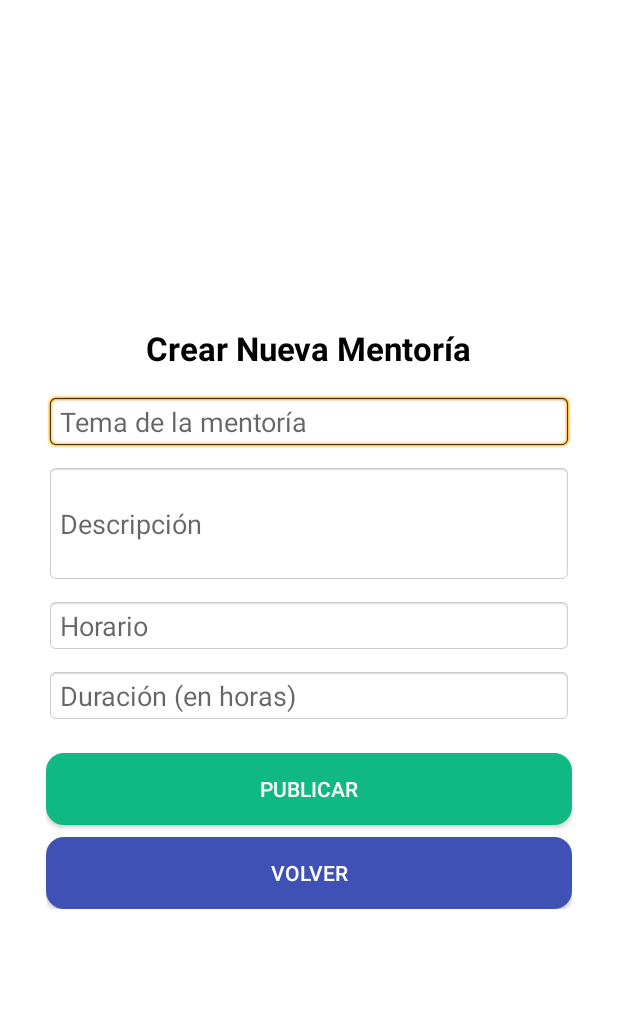
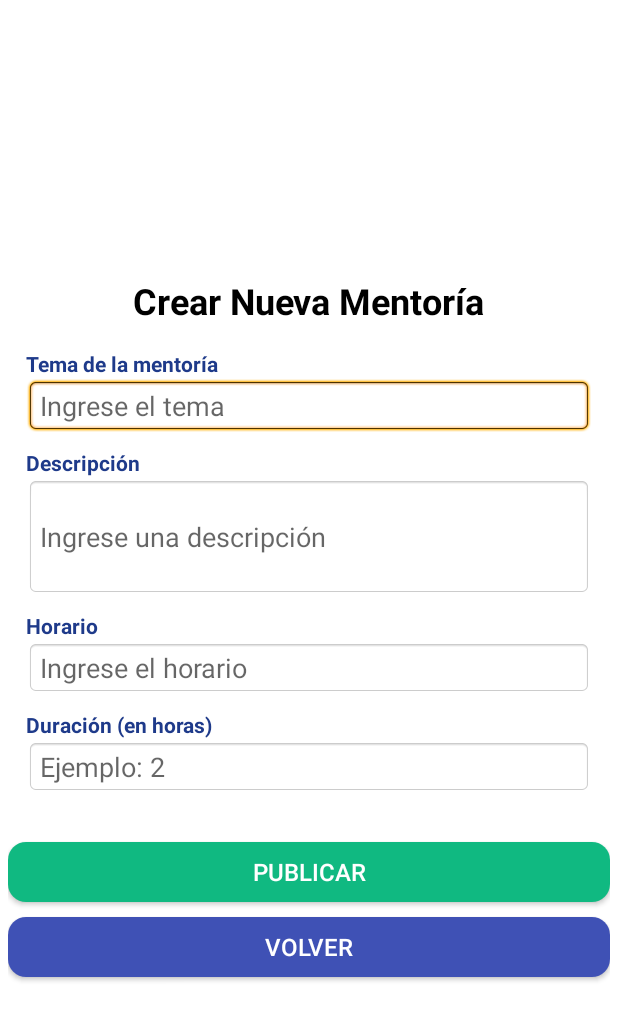
Before and after one commit to gabrielleal23/ConectandoApp, an Android app built with Jetpack Compose: the CrearMentoriaActivity screen opened directly, with no data from a screen before it, on a phone screen of 412 x 824 dp. Shown: the top 1021 px of the screen. Run offline under Robolectric (Android 15) with nearby library versions, the phone set to English and light mode, and no system bars; our stand-ins replace Firebase (no records; nobody signed in at launch, a user with empty details on screens opened directly).

Commit message:
Actualizacion para app en huawei modo mentor completa

```diff
--- a/app/src/main/java/com/example/conectandoapp/MentorActivity.kt
+++ b/app/src/main/java/com/example/conectandoapp/MentorActivity.kt
@@ -29,7 +29,6 @@ class MentorActivity : AppCompatActivity() {
         setContentView(R.layout.activity_mentors)
 
         mentorName = findViewById(R.id.mentorName)
-        mentorExperience = findViewById(R.id.mentorExperience)
         btnStudents = findViewById(R.id.btnStudents)
         btnMentorProfile = findViewById(R.id.btnMentorProfile)
         btnSupport = findViewById(R.id.btnSupport)
--- a/app/src/main/res/layout-ldltr/activity_agregar_contenido_mentoria.xml
+++ b/app/src/main/res/layout-ldltr/activity_agregar_contenido_mentoria.xml
@@ -14,7 +14,7 @@
         android:layout_width="match_parent"
         android:layout_height="wrap_content"
         android:text="Contenidos de Mentoría"
-        android:layout_marginTop="70dp"
+        android:layout_marginTop="10dp"
         android:textSize="24sp"
         android:textStyle="bold"
         android:textColor="@android:color/black"
@@ -43,8 +43,7 @@
         android:backgroundTint="#3F51B5"
         android:textColor="@android:color/white"
         android:background="@drawable/boton_gradiente"
-        android:textStyle="bold"
-        android:padding="12dp"
+        android:textSize="16sp"
         android:layout_marginTop="4dp"
         android:layout_marginBottom="8dp"
         android:elevation="4dp" />
--- a/app/src/main/res/layout-ldltr/activity_crear_mentoria.xml
+++ b/app/src/main/res/layout-ldltr/activity_crear_mentoria.xml
@@ -18,7 +18,7 @@
             android:layout_width="match_parent"
             android:layout_height="wrap_content"
             android:orientation="vertical"
-            android:padding="25dp"
+            android:padding="12dp"
             android:gravity="bottom">
 
             <TextView
@@ -26,69 +26,101 @@
                 android:layout_width="wrap_content"
                 android:layout_height="wrap_content"
                 android:text="Crear Mentoría"
-        android:textSize="22sp"
+                android:textSize="24sp"
                 android:textStyle="bold"
                 android:layout_gravity="center"
                 android:textColor="@color/black"
                 android:paddingBottom="16dp" />
 
+            <!-- Etiqueta Tema -->
+            <TextView
+                android:layout_width="wrap_content"
+                android:layout_height="wrap_content"
+                android:text="Tema de la mentoría"
+                android:textStyle="bold"
+                android:textColor="@color/suave_texto" />
             <EditText
                 android:id="@+id/etTema"
                 android:layout_width="match_parent"
                 android:layout_height="wrap_content"
-        android:hint="Tema de la mentoría"
+                android:hint="Ingrese el tema"
                 android:background="@android:drawable/editbox_background"
                 android:inputType="text"
-        />
+                android:layout_marginBottom="10dp" />
 
+            <!-- Etiqueta Descripción -->
+            <TextView
+                android:layout_width="wrap_content"
+                android:layout_height="wrap_content"
+                android:text="Descripción"
+                android:textStyle="bold"
+                android:textColor="@color/suave_texto"/>
             <EditText
                 android:id="@+id/etDescripcion"
                 android:layout_width="match_parent"
                 android:layout_height="wrap_content"
-        android:hint="Descripción"
+                android:hint="Ingrese una descripción"
                 android:inputType="textMultiLine"
                 android:background="@android:drawable/editbox_background"
                 android:minLines="3"
-        android:layout_marginTop="10dp"/>
+                android:layout_marginBottom="10dp" />
 
+            <!-- Etiqueta Horario -->
+            <TextView
+                android:layout_width="wrap_content"
+                android:layout_height="wrap_content"
+                android:text="Horario"
+                android:textStyle="bold"
+                android:textColor="@color/suave_texto" />
             <EditText
                 android:id="@+id/etHorario"
                 android:layout_width="match_parent"
                 android:layout_height="wrap_content"
-        android:hint="Horario"
+                android:hint="Ingrese el horario"
                 android:background="@android:drawable/editbox_background"
                 android:inputType="text"
-        android:layout_marginTop="10dp"/>
+                android:layout_marginBottom="10dp" />
+
+            <!-- Etiqueta Duración -->
+            <TextView
+                android:layout_width="wrap_content"
+                android:layout_height="wrap_content"
+                android:text="Duración (en horas)"
+                android:textStyle="bold"
+                android:textColor="@color/suave_texto" />
 
             <EditText
                 android:id="@+id/etDuracion"
                 android:layout_width="match_parent"
                 android:layout_height="wrap_content"
-        android:hint="Duración (en horas)"
+                android:hint="Ejemplo: 2"
                 android:background="@android:drawable/editbox_background"
                 android:inputType="numberDecimal"
-        android:layout_marginTop="10dp"/>
+                android:layout_marginBottom="20dp" />
+
+        </LinearLayout>
 
 
+    </ScrollView>
     <Button
         android:id="@+id/btnPublicarMentoria"
         android:layout_width="match_parent"
-        android:layout_height="wrap_content"
+        android:layout_height="40dp"
+        android:textSize="16sp"
         android:text="Publicar Mentoría"
         android:background="@drawable/boton_gradiente"
         android:backgroundTint="@color/empresa_boton_verde"
         android:textColor="@android:color/white"
-        android:layout_marginTop="20dp" />
+        android:layout_marginBottom="10dp" />
 
     <Button
         android:id="@+id/btnVolver"
         android:layout_width="match_parent"
-        android:layout_height="wrap_content"
+        android:layout_height="40dp"
         android:text="Volver"
+        android:textSize="16sp"
         android:background="@drawable/boton_gradiente"
         android:backgroundTint="@color/suave_boton_primario"
-        android:textColor="@android:color/white"
-        android:layout_marginTop="8dp" />
+        android:textColor="@android:color/white" />
+
 </LinearLayout>
-    </ScrollView>
-</LinearLayout>
```
Also changed, not shown: app/src/main/java/com/example/conectandoapp/VerContenidosMentoriaActivity.kt (+30 -23 lines), app/src/main/java/com/example/conectandoapp/VisualMentoriaActivity.kt (+31 -16 lines), app/src/main/res/layout-ldltr/activity_mentoriasvisual.xml (+6 -6 lines), app/src/main/res/layout-ldltr/activity_mentors.xml (+22 -20 lines), app/src/main/res/layout-ldltr/activity_ver_contenidos_mentoria.xml (+9 -0 lines), app/src/main/res/layout-ldltr/item_contenido_mentoria.xml (+10 -0 lines), app/src/main/res/layout-ldltr/item_mentoria.xml (+19 -0 lines), app/src/main/res/layout-ldltr/item_mentoria_simple.xml (+16 -12 lines). Lines whose indentation alone changed are shown as unchanged.
